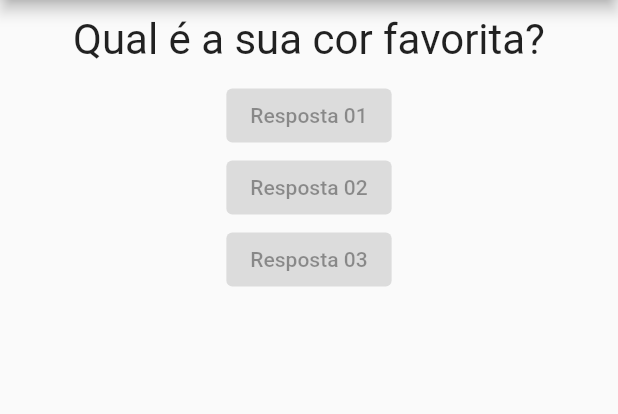
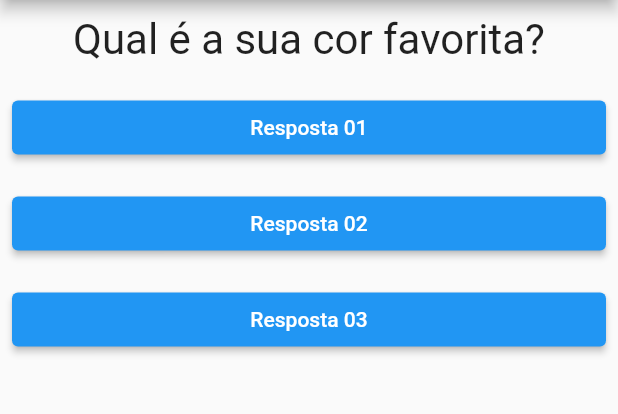
Before and after one commit to Deeved/projeto_perguntas, a Flutter app: the screen it shows after launch, on a phone screen of 412 x 824 dp, the part 84-498 px from its top. Run offline on Flutter 3.47's test engine with Material 2 defaults, Android fonts, the phone set to English and light mode, and no system bars.

Commit message:
Passando função callback

```diff
--- a/lib/main.dart
+++ b/lib/main.dart
@@ -13,7 +13,6 @@ class _PerguntaAppState extends State<PerguntaApp> {
     setState(() {
       _perguntaSelecionada++;
     });
-    print(_perguntaSelecionada);
   }
 
   @override
@@ -31,9 +30,9 @@ class _PerguntaAppState extends State<PerguntaApp> {
       body: Column(
         children: <Widget>[
           Questao(perguntas[_perguntaSelecionada]),
-          Respostas('Resposta 01'),
-          Respostas('Resposta 02'),
-          Respostas('Resposta 03'),
+          Respostas('Resposta 01', _responder),
+          Respostas('Resposta 02', _responder),
+          Respostas('Resposta 03', _responder),
         ],
       ),
     ));
--- a/lib/respostas.dart
+++ b/lib/respostas.dart
@@ -6,13 +6,19 @@ class Respostas extends StatelessWidget {
 
   final String texto;
 
-  Respostas(this.texto);
+  final void Function() quandoSelecioando;
+
+  Respostas(this.texto, this.quandoSelecioando);
 
   @override
   Widget build(BuildContext context) {
-    return ElevatedButton(
-      onPressed: null,
-      child: Text(texto),
+    return Container(
+      width: double.infinity,
+      margin: EdgeInsets.all(8),
+      child: ElevatedButton(
+        onPressed: quandoSelecioando,
+        child: Text(texto),
+      ),
     );
   }
 }
```
